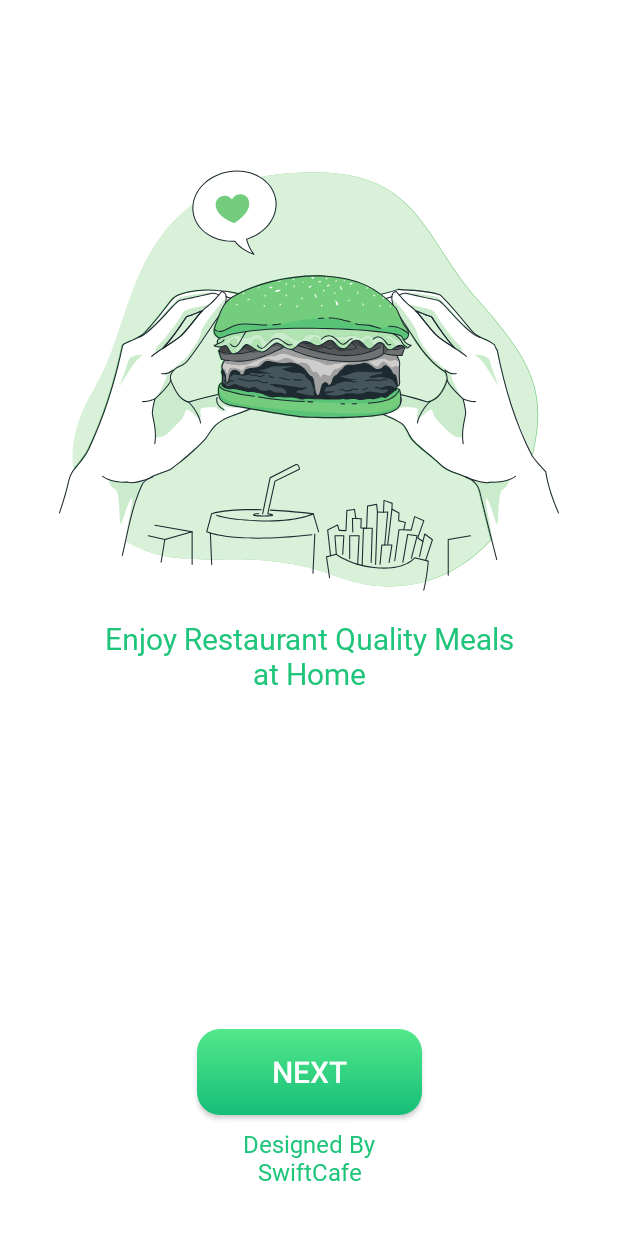
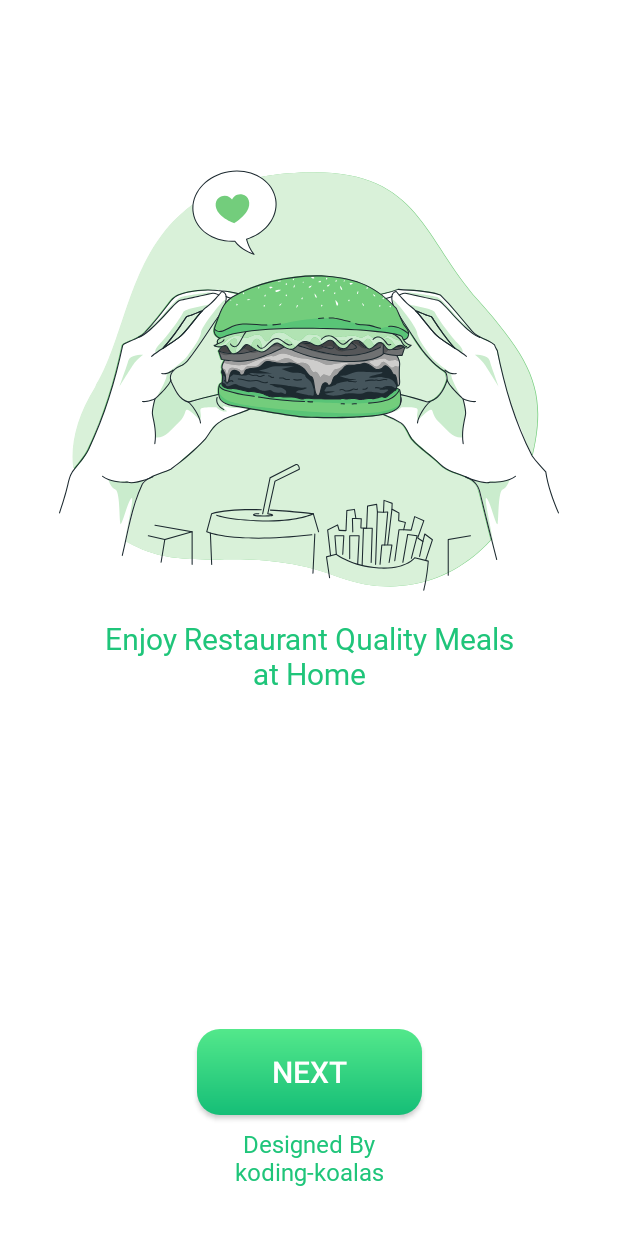
Before and after one commit to Amey-tech576/koding-koalas, an Android app: the screen it shows after launch (StartActivity), on a phone screen of 412 x 824 dp. Run offline under Robolectric (Android 15) with nearby library versions, the phone set to English and light mode, and no system bars.

Commit message:
Final project Updation

```diff
--- a/app/build.gradle.kts
+++ b/app/build.gradle.kts
@@ -1,3 +1,6 @@
+
+
+
 plugins {
     id("com.android.application")
     id("org.jetbrains.kotlin.android")
--- a/app/src/main/java/com/example/swiftcafe/PayOutActivity.kt
+++ b/app/src/main/java/com/example/swiftcafe/PayOutActivity.kt
@@ -77,7 +77,7 @@ class PayOutActivity : AppCompatActivity() {
             }
             else if (gpay.isChecked) {
                 val intent = Intent(Intent.ACTION_VIEW)
-                val url = Uri.parse("https://upilinks.in/payment-link/upi665477116")
+                val url = Uri.parse("https://upilinks.in/payment-link/upi728579088")
                 intent.data = url
                 startActivity(intent)
             }
--- a/app/src/main/java/com/example/swiftcafe/fragment/HistoryFragment.kt
+++ b/app/src/main/java/com/example/swiftcafe/fragment/HistoryFragment.kt
@@ -62,7 +62,7 @@ class HistoryFragment : Fragment() {
         if (!userPhoneNumber.isNullOrBlank()) {
             try {
                 val smsManager = SmsManager.getDefault()
-                val smsMessage = "Your order from SwiftCafe is ready. Enjoy your meal!"
+                val smsMessage = "Your order from Sip and Savor is ready. Enjoy your meal!"
                 smsManager.sendTextMessage(userPhoneNumber, null, smsMessage, null, null)
                 Toast.makeText(requireContext(), "Order Ready", Toast.LENGTH_SHORT).show()
             } catch (e: Exception) {
--- a/app/src/main/res/layout/activity_choose_location.xml
+++ b/app/src/main/res/layout/activity_choose_location.xml
@@ -62,7 +62,7 @@
         android:layout_height="wrap_content"
         android:layout_marginBottom="32dp"
         android:fontFamily="@font/yeonsung_regular"
-        android:text="Design By\nNeatRoots"
+        android:text="Design By\nkoding-koalas"
         android:textAlignment="center"
         android:textColor="@color/textColor"
         android:textSize="16sp"
--- a/app/src/main/res/layout/activity_login.xml
+++ b/app/src/main/res/layout/activity_login.xml
@@ -175,7 +175,7 @@
         android:layout_height="wrap_content"
         android:layout_marginBottom="32dp"
         android:fontFamily="@font/yeonsung_regular"
-        android:text="Designed By\nSwiftCafe"
+        android:text="Designed By\nkoding-koalas"
         android:textAlignment="center"
         android:textColor="@color/textColor"
         android:textSize="16sp"
--- a/app/src/main/res/layout/activity_splash_screen.xml
+++ b/app/src/main/res/layout/activity_splash_screen.xml
@@ -45,7 +45,7 @@
         android:layout_height="wrap_content"
         android:layout_marginBottom="32dp"
         android:fontFamily="@font/yeonsung_regular"
-        android:text="Designed By\nSwiftCafe"
+        android:text="Designed By\nkoding-koalas"
         android:textAlignment="center"
         android:textColor="@color/textColor"
         android:textSize="16sp"
--- a/app/src/main/res/layout/activity_start.xml
+++ b/app/src/main/res/layout/activity_start.xml
@@ -52,7 +52,7 @@
         android:layout_height="wrap_content"
         android:layout_marginBottom="32dp"
         android:fontFamily="@font/yeonsung_regular"
-        android:text="Designed By\nSwiftCafe"
+        android:text="Designed By\nkoding-koalas"
         android:textAlignment="center"
         android:textColor="@color/textColor"
         android:textSize="16sp"
```
